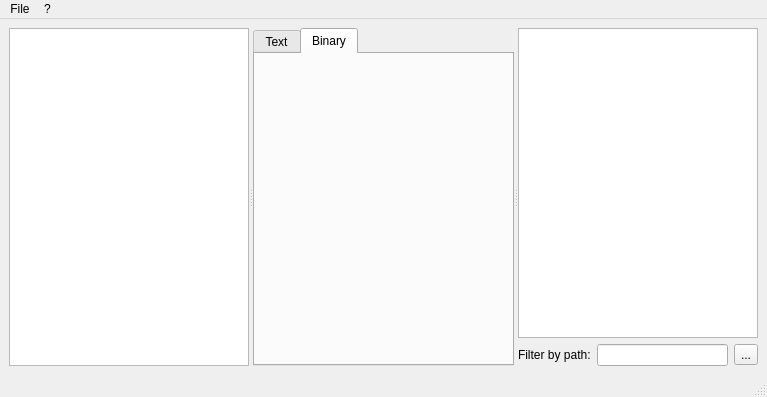
Qt form src/mainwindow.ui (OSLL/sca) before a commit.
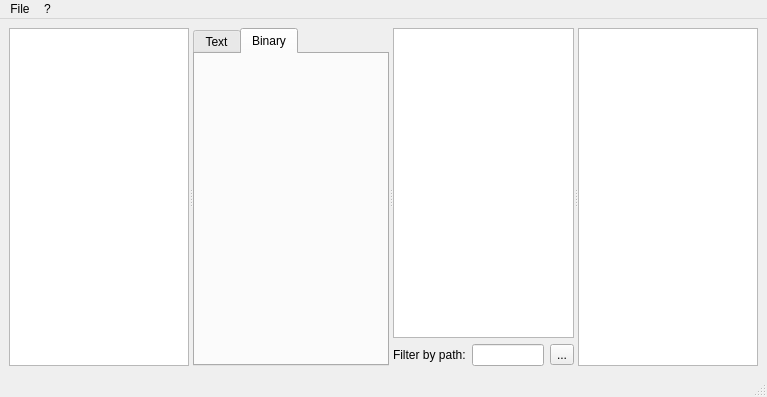
The same form after that commit. Custom widgets are drawn as their Qt base class.

Commit message: #4722: Stage 1 creating proxyModel for table

```diff
--- a/src/mainwindow.ui
+++ b/src/mainwindow.ui
@@ -14,7 +14,7 @@
    <string>MainWindow</string>
   </property>
   <widget class="QWidget" name="centralwidget">
-   <layout class="QHBoxLayout" name="horizontalLayout">
+   <layout class="QVBoxLayout" name="verticalLayout_2">
     <item>
      <widget class="QSplitter" name="splitter">
       <property name="orientation">
@@ -80,7 +80,7 @@
         </layout>
        </widget>
       </widget>
-      <widget class="QWidget" name="gridLayoutWidget">
+      <widget class="QWidget" name="">
        <layout class="QVBoxLayout" name="verticalLayout">
         <item>
          <widget class="GraphView" name="graphViewer">
@@ -112,6 +112,11 @@
         </item>
        </layout>
       </widget>
+      <widget class="QTableView" name="tableView">
+       <property name="horizontalScrollBarPolicy">
+        <enum>Qt::ScrollBarAlwaysOff</enum>
+       </property>
+      </widget>
      </widget>
     </item>
    </layout>
```
The commit also changes 16 other files.
